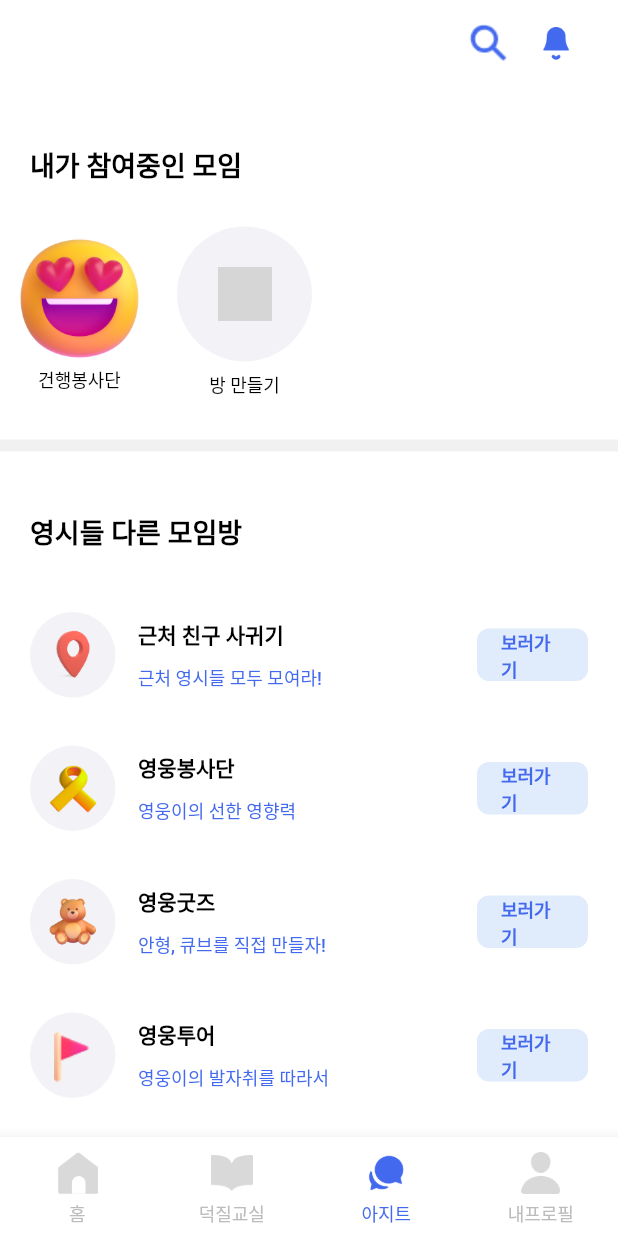
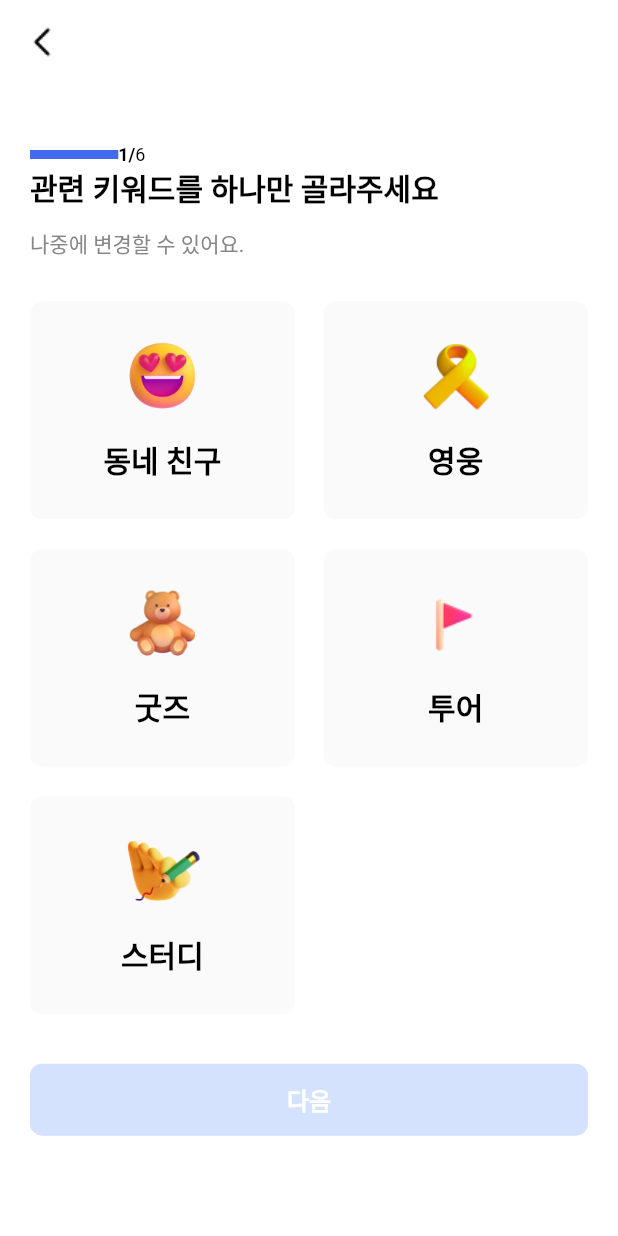
Before and after one commit to AlwaysFighting/Seniorgy-App-Services, a Flutter app: the screen it shows once a user with an empty profile is signed in, item 3 of the bottom bar chosen, after a tap on "방 만들기", on a phone screen of 412 x 824 dp. Run offline on Flutter 3.47's test engine with Material 2 defaults, Android fonts, the phone set to English and light mode, and no system bars; our stand-ins replace firebase_auth, firebase_core, google_sign_in; accounts and stored records are empty; grey boxes are pictures that could not be loaded.

Commit message:
Feat: 모임방 생성 페이지1 완성

```diff
--- a/Frontend/lib/const/bottom_nav.dart
+++ b/Frontend/lib/const/bottom_nav.dart
@@ -1,5 +1,4 @@
 import 'package:flutter/material.dart';
-import 'package:seniorgy_app_project/main.dart';
 import 'package:seniorgy_app_project/meeting/views/meeting_main.dart';
 import '../home/views/homepage.dart';
 import '../mypage/views/mypage_main.dart';
--- a/Frontend/lib/const/color.dart
+++ b/Frontend/lib/const/color.dart
@@ -1,6 +1,9 @@
 import 'dart:ui';
 
 const mainColor = Color(0xFF4369EE);
+
+// 버튼 컬러
+const buttonDisabledColor = Color(0xFFD4E2FD);
 
 // 텍스트 컬러
 const mainTextColor = Color(0xFF000000);
--- /dev/null
+++ b/Frontend/lib/const/custom_back.dart
@@ -0,0 +1,23 @@
+import 'package:flutter/material.dart';
+
+class CustomBackButton extends StatelessWidget {
+  const CustomBackButton({
+    super.key,
+  });
+
+  final String imageURL = "assets/images";
+
+  @override
+  Widget build(BuildContext context) {
+    return IconButton(
+      icon: Image.asset(
+        '$imageURL/Const/Back.png',
+        width: 31,
+        height: 31,
+      ),
+      onPressed: () {
+        Navigator.of(context).pop();
+      },
+    );
+  }
+}
--- a/Frontend/lib/home/views/homepage.dart
+++ b/Frontend/lib/home/views/homepage.dart
@@ -1,6 +1,4 @@
-import 'package:firebase_auth/firebase_auth.dart';
 import 'package:flutter/material.dart';
-import 'package:seniorgy_app_project/login/views/login_page.dart';
 
 class HomePage extends StatelessWidget {
   const HomePage({Key? key}) : super(key: key);
--- /dev/null
+++ b/Frontend/lib/meeting/views/create_rooms.dart
@@ -0,0 +1,155 @@
+import 'package:flutter/material.dart';
+
+import '../../const/color.dart';
+import '../../const/custom_back.dart';
+
+class CreateRoomSettings extends StatefulWidget {
+  CreateRoomSettings({Key? key}) : super(key: key);
+
+  @override
+  State<CreateRoomSettings> createState() => _CreateRoomSettingsState();
+}
+
+class _CreateRoomSettingsState extends State<CreateRoomSettings> {
+  final titleTextStyle = const TextStyle(
+      color: Colors.black, fontSize: 20, fontWeight: FontWeight.w600);
+
+  final subTextStyle = const TextStyle(
+      color: sub2TextColor, fontSize: 14, fontWeight: FontWeight.w400);
+
+  List<String> titleList = ['동네 친구', '영웅', '굿즈', '투어', '스터디'];
+  List<String> imgList = [
+    'assets/images/Meeting/Smile.png',
+    'assets/images/Meeting/Volunteer.png',
+    'assets/images/Meeting/Goods.png',
+    'assets/images/Meeting/Tour.png',
+    'assets/images/Meeting/Study.png'
+  ];
+
+  bool _isNextButtonEnabled = false;
+  int selectedGridIndex = -1;
+
+  @override
+  Widget build(BuildContext context) {
+    return Scaffold(
+      backgroundColor: Colors.white,
+      appBar: AppBar(
+        leading: const CustomBackButton(),
+        backgroundColor: Colors.white,
+        elevation: 0,
+      ),
+      body: Padding(
+        padding: const EdgeInsets.only(top: 40, left: 20.0, right: 20.0),
+        child: SingleChildScrollView(
+          child: Column(
+            crossAxisAlignment: CrossAxisAlignment.start,
+            children: [
+              Row(
+                children: [
+                  Column(
+                    children: [
+                      Container(
+                        width: MediaQuery.of(context).size.width / 7,
+                        height: 6,
+                        color: mainColor,
+                      ),
+                    ],
+                  ),
+                  Row(
+                    children: [
+                      Text(
+                        "1/",
+                        style: titleTextStyle.copyWith(
+                            fontWeight: FontWeight.w600, fontSize: 12.0),
+                      ),
+                      Text(
+                        "6",
+                        style: titleTextStyle.copyWith(
+                            fontWeight: FontWeight.w400, fontSize: 12.0),
+                      ),
+                    ],
+                  )
+                ],
+              ),
+              Text("관련 키워드를 하나만 골라주세요", style: titleTextStyle),
+              const SizedBox(height: 12.0),
+              Text("나중에 변경할 수 있어요.", style: subTextStyle),
+              const SizedBox(height: 28.0),
+              GridView.count(
+                physics: const NeverScrollableScrollPhysics(),
+                shrinkWrap: true,
+                crossAxisSpacing: 19.0,
+                mainAxisSpacing: 20.0,
+                crossAxisCount: 2,
+                childAspectRatio: 1.217,
+                children: List.generate(5, (index) {
+                  return GestureDetector(
+                    onTap: () {
+                      setState(() {
+                        selectedGridIndex = index;
+                        _isNextButtonEnabled = true;
+                      });
+                    },
+                    child: Container(
+                      decoration: BoxDecoration(
+                        borderRadius: BorderRadius.circular(8.0),
+                        color: selectedGridIndex == index
+                            ? mainColor
+                            : const Color(0xFFFAFAFB),
+                      ),
+                      child: Column(
+                        mainAxisAlignment: MainAxisAlignment.center,
+                        children: [
+                          Image.asset(
+                            imgList[index],
+                            width: 50,
+                            height: 50,
+                          ),
+                          const SizedBox(height: 16.0),
+                          selectedGridIndex == index
+                              ? Text(
+                                  titleList[index],
+                                  style: titleTextStyle.copyWith(
+                                      color: Colors.white),
+                                )
+                              : Text(
+                                  titleList[index],
+                                  style: titleTextStyle,
+                                )
+                        ],
+                      ),
+                    ),
+                  );
+                }),
+              ),
+              const SizedBox(height: 33.0),
+              SizedBox(
+                height: 48,
+                width: double.infinity,
+                child: ElevatedButton(
+                  style: ElevatedButton.styleFrom(
+                    shape: RoundedRectangleBorder(
+                        borderRadius: BorderRadius.circular(8.0)),
+                    backgroundColor:
+                        _isNextButtonEnabled ? mainColor : buttonDisabledColor,
+                    elevation: 0,
+                  ),
+                  onPressed: () {},
+                  child: const Text(
+                    "다음",
+                    style: TextStyle(
+                      fontWeight: FontWeight.w700,
+                      fontSize: 16.0,
+                      color: Colors.white,
+                    ),
+                  ),
+                ),
+              ),
+              const SizedBox(height: 40.0),
+            ],
+          ),
+        ),
+      ),
+    );
+  }
+}
--- a/Frontend/lib/meeting/views/meeting_main.dart
+++ b/Frontend/lib/meeting/views/meeting_main.dart
@@ -1,6 +1,6 @@
 import 'package:flutter/material.dart';
 import 'package:seniorgy_app_project/const/color.dart';
-import 'package:seniorgy_app_project/main.dart';
+import 'create_rooms.dart';
 
 class MeetingPage extends StatelessWidget {
   MeetingPage({Key? key}) : super(key: key);
@@ -19,6 +19,7 @@ class MeetingPage extends StatelessWidget {
     '영웅이의 발자취를 따라서',
     '내가수와 가까워지는 방법'
   ];
+
   List<String> imgList = [
     'assets/images/Meeting/CurrentLocation.png',
     'assets/images/Meeting/Volunteer.png',
@@ -97,7 +98,10 @@ class MeetingPage extends StatelessWidget {
                       const SizedBox(width: 20),
                       GestureDetector(
                         onTap: () {
-                          print("방 만들기");
+                          Navigator.of(context).push(
+                              MaterialPageRoute(builder: (BuildContext context) {
+                                return CreateRoomSettings();
+                              }));
                         },
                         child: Column(
                           children: [
```
Also changed, not shown: Frontend/assets/images/Const/Back.png (added).
